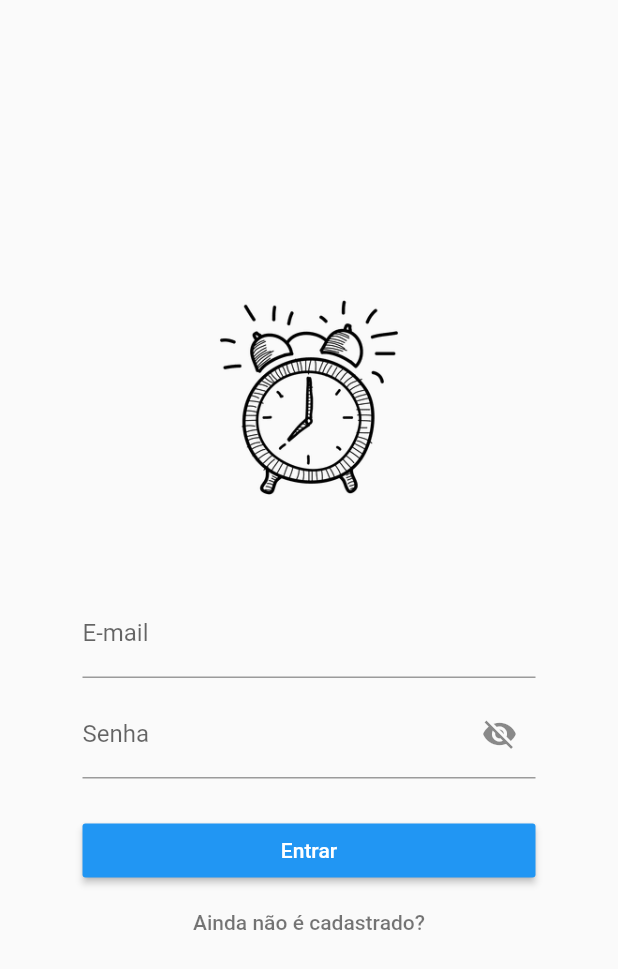
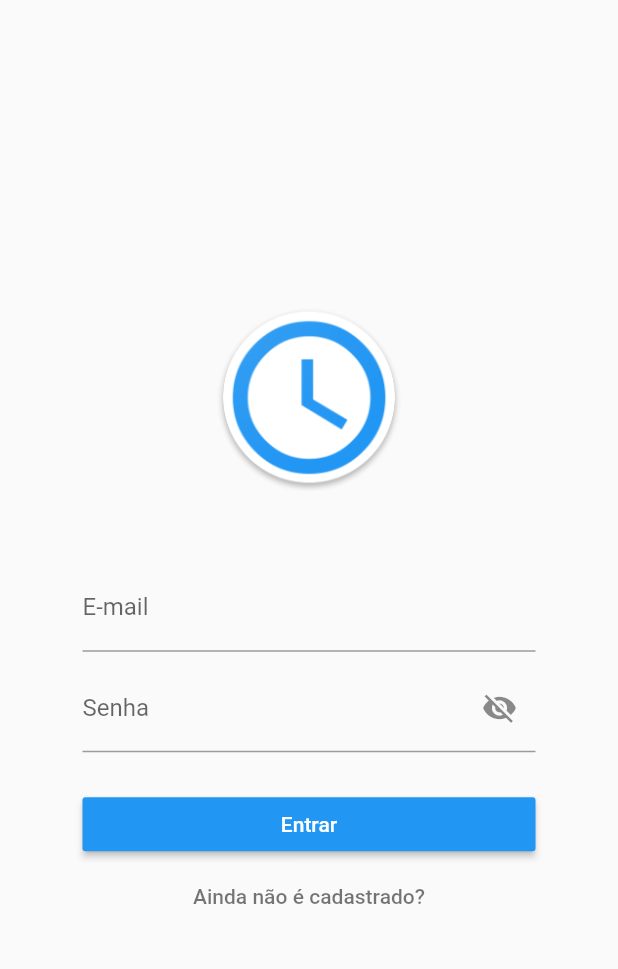
Before and after one commit to Haple/bate_ponto_web, a Flutter app: the Menu widget shown alone on an empty page, opened directly, after a tap on "Sair", on a phone screen of 412 x 824 dp. Shown: the top 969 px of the screen. Run offline on Flutter 3.47's test engine with Material 2 defaults, Android fonts, the phone set to English and light mode, and no system bars; our stand-ins replace datetime_picker_formfield, hive; missing offline and left inert: cpf_cnpj_validator; accounts and stored records are empty; Roboto replaces fonts that are missing (Arial).

Commit message:
Alterada a logo do projeto
Signed-off-by: Aleph Santos Oliveira <aleph.oliveira@etec.sp.gov.br>

```diff
--- a/lib/comum/widgets/menu.dart
+++ b/lib/comum/widgets/menu.dart
@@ -57,13 +57,9 @@ class _MenuState extends State<Menu> with RouteAware {
 
   @override
   Widget build(BuildContext context) {
-    final logo = Hero(
-      tag: 'logo',
-      child: CircleAvatar(
-        backgroundColor: Colors.transparent,
-        radius: 55.0,
-        child: Image.asset('assets/logo.png'),
-      ),
+    final logo = Image(
+      image: AssetImage("assets/logo.png"),
+      height: 100,
     );
 
     return Drawer(
--- a/lib/login.dart
+++ b/lib/login.dart
@@ -78,13 +78,9 @@ class _LoginState extends State<Login> {
 
   @override
   Widget build(BuildContext context) {
-    final logo = Hero(
-      tag: 'logo',
-      child: CircleAvatar(
-        backgroundColor: Colors.transparent,
-        radius: 80.0,
-        child: Image.asset('assets/logo.png'),
-      ),
+    final logo = Image(
+      image: AssetImage("assets/logo.png"),
+      height: 125,
     );
 
     var botaoEntrar = new RaisedButton(
```
Also changed, not shown: assets/logo.bkp.png (added), assets/logo.png.
